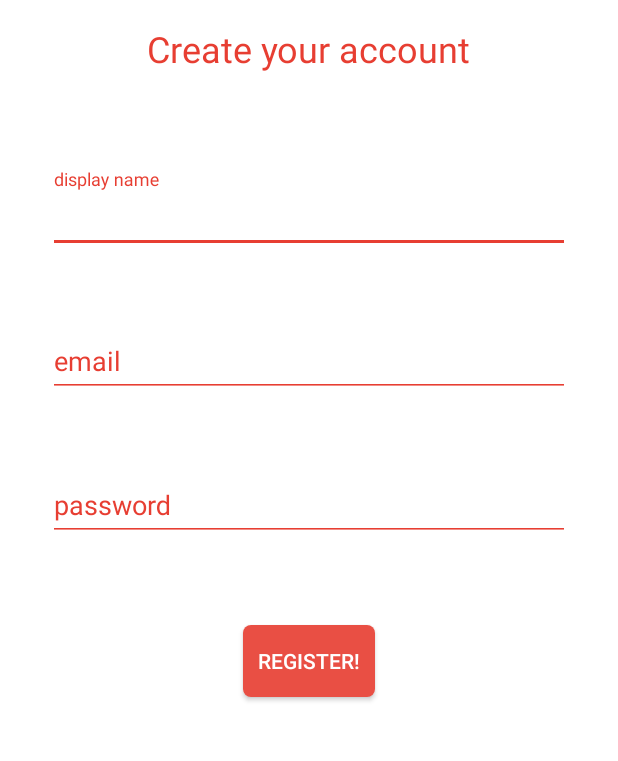
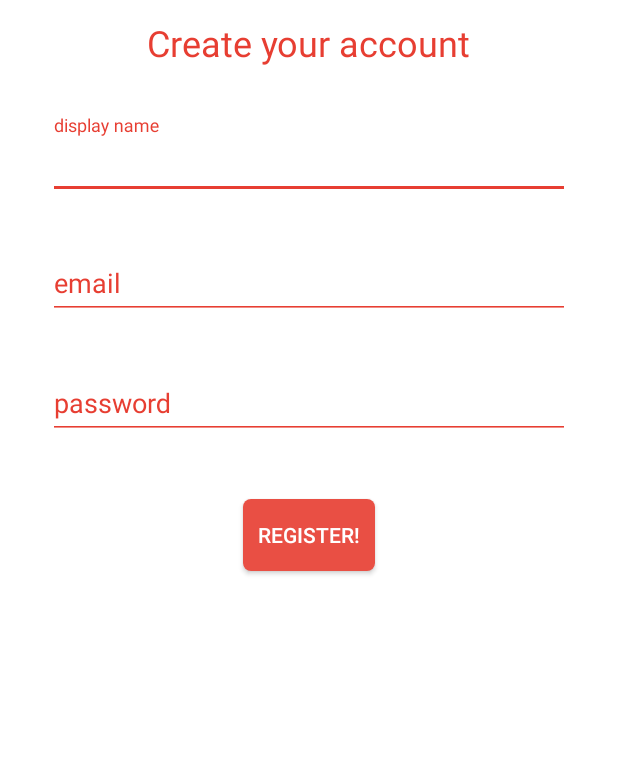
Before and after one commit to teofilp/InSight, an Android app: the localRegisterActivity screen opened directly, with no data from a screen before it, after a tap on "REGISTER!", on a phone screen of 412 x 824 dp, the part 240-1001 px from its top. Run offline under Robolectric (Android 15) with nearby library versions, the phone set to English and light mode, and no system bars; our stand-ins replace Firebase (no records; nobody signed in at launch, a user with empty details on screens opened directly).

Commit message:
added register design.. all working fine :)

```diff
--- a/app/src/main/java/com/racoders/racodersproject/localRegisterActivity.java
+++ b/app/src/main/java/com/racoders/racodersproject/localRegisterActivity.java
@@ -4,6 +4,7 @@ import android.content.Intent;
 import android.support.annotation.NonNull;
 import android.support.v7.app.AppCompatActivity;
 import android.os.Bundle;
+import android.support.v7.widget.AppCompatEditText;
 import android.util.Log;
 import android.view.View;
 import android.widget.EditText;
@@ -19,9 +20,9 @@ public class localRegisterActivity extends AppCompatActivity {
 
     public static FirebaseAuth mAuth;
     public static FirebaseUser user;
-    private EditText displayName;
-    private EditText email;
-    private EditText password;
+    private AppCompatEditText displayName;
+    private AppCompatEditText email;
+    private AppCompatEditText password;
 
 
     public void onSubmit(View view) {
@@ -43,7 +44,7 @@ public class localRegisterActivity extends AppCompatActivity {
                             if (task.isSuccessful()) {
                                 Toast.makeText(localRegisterActivity.this, "Successfully created account", Toast.LENGTH_SHORT).show();
                                 user = mAuth.getCurrentUser();
-                                Intent intent = new Intent(getApplicationContext(), loggedInUser.class);
+                                Intent intent = new Intent(getApplicationContext(), MapsActivity.class);
                                 startActivity(intent);
 
 
--- a/app/src/main/res/layout/activity_local_register.xml
+++ b/app/src/main/res/layout/activity_local_register.xml
@@ -21,7 +21,7 @@
         android:layout_width="wrap_content"
         android:layout_height="wrap_content"
         android:layout_centerHorizontal="true"
-        android:layout_marginTop="16dp"
+        android:layout_marginTop="12dp"
         android:text="Create your account"
         android:textSize="24sp"
         />
@@ -29,7 +29,7 @@
     <android.support.design.widget.TextInputLayout
         android:layout_width="match_parent"
         android:layout_height="wrap_content"
-        android:layout_marginTop="64dp"
+        android:layout_marginTop="32dp"
         android:layout_marginLeft="32dp"
         android:layout_marginRight="32dp"
         android:layout_marginBottom="8dp"
@@ -53,7 +53,7 @@
     <android.support.design.widget.TextInputLayout
         android:layout_width="match_parent"
         android:layout_height="wrap_content"
-        android:layout_marginTop="32dp"
+        android:layout_marginTop="16dp"
         android:layout_marginLeft="32dp"
         android:layout_marginRight="32dp"
         android:layout_marginBottom="8dp"
@@ -77,7 +77,7 @@
     <android.support.design.widget.TextInputLayout
         android:layout_width="match_parent"
         android:layout_height="wrap_content"
-        android:layout_marginTop="32dp"
+        android:layout_marginTop="16dp"
         android:layout_marginLeft="32dp"
         android:layout_marginRight="32dp"
         android:layout_marginBottom="8dp"
@@ -107,6 +107,6 @@
         android:text="Register!"
         android:layout_gravity="center"
         android:background="@drawable/rounded_button"
-        android:layout_marginTop="48dp" />
+        android:layout_marginTop="32dp" />
 
 </LinearLayout>
```
